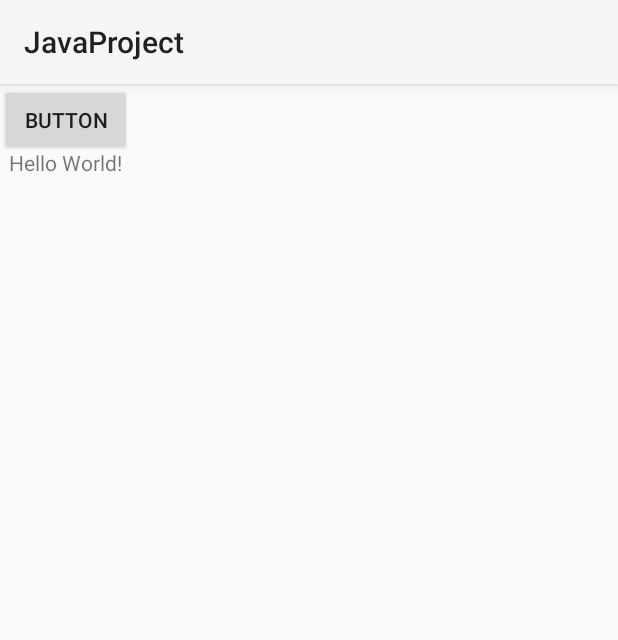
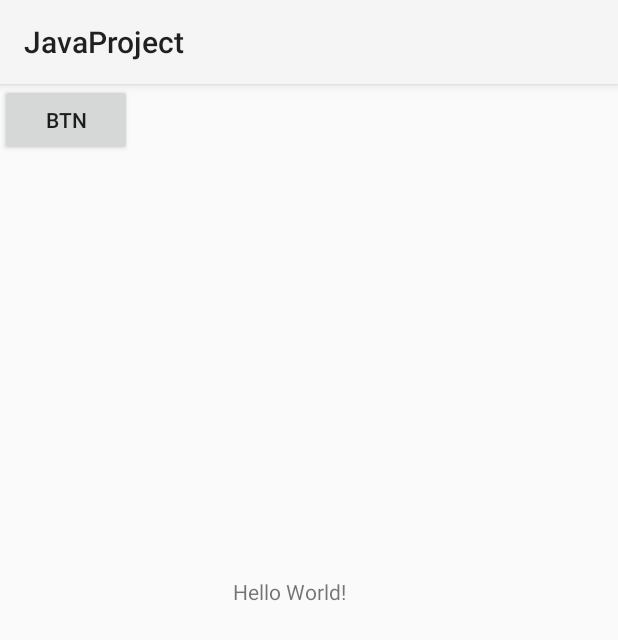
Before and after one commit to swonny/JavaProject, an Android app: the screen it shows after launch (MainActivity), on a phone screen of 412 x 824 dp. Shown: the top 640 px of the screen. Run offline under Robolectric (Android 15) with nearby library versions, the phone set to English and light mode, and no system bars.

Commit message:
21.11.26(금) 다마고치 class 생성

```diff
--- a/app/src/main/res/layout/activity_main.xml
+++ b/app/src/main/res/layout/activity_main.xml
@@ -11,17 +11,17 @@
         android:layout_height="wrap_content"
         android:text="Hello World!"
         app:layout_constraintBottom_toBottomOf="parent"
-        app:layout_constraintHorizontal_bias="0.017"
+        app:layout_constraintHorizontal_bias="0.461"
         app:layout_constraintLeft_toLeftOf="parent"
         app:layout_constraintRight_toRightOf="parent"
         app:layout_constraintTop_toTopOf="parent"
-        app:layout_constraintVertical_bias="0.057" />
+        app:layout_constraintVertical_bias="0.439" />
 
     <Button
         android:id="@+id/button"
         android:layout_width="wrap_content"
         android:layout_height="wrap_content"
-        android:text="Button"
+        android:text="BTn"
         android:onClick="on1"
         tools:layout_editor_absoluteX="168dp"
         tools:layout_editor_absoluteY="375dp" />
```
Also changed, not shown: app/src/main/java/com/example/javaproject/MainActivity.java (+23 -0 lines).
